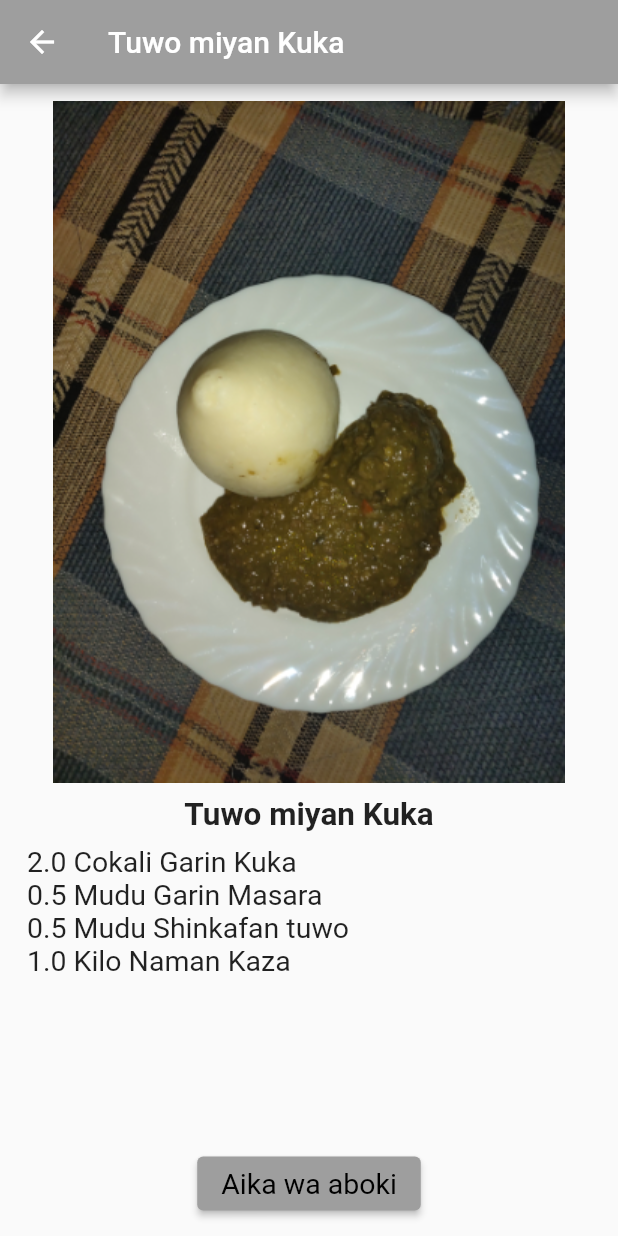
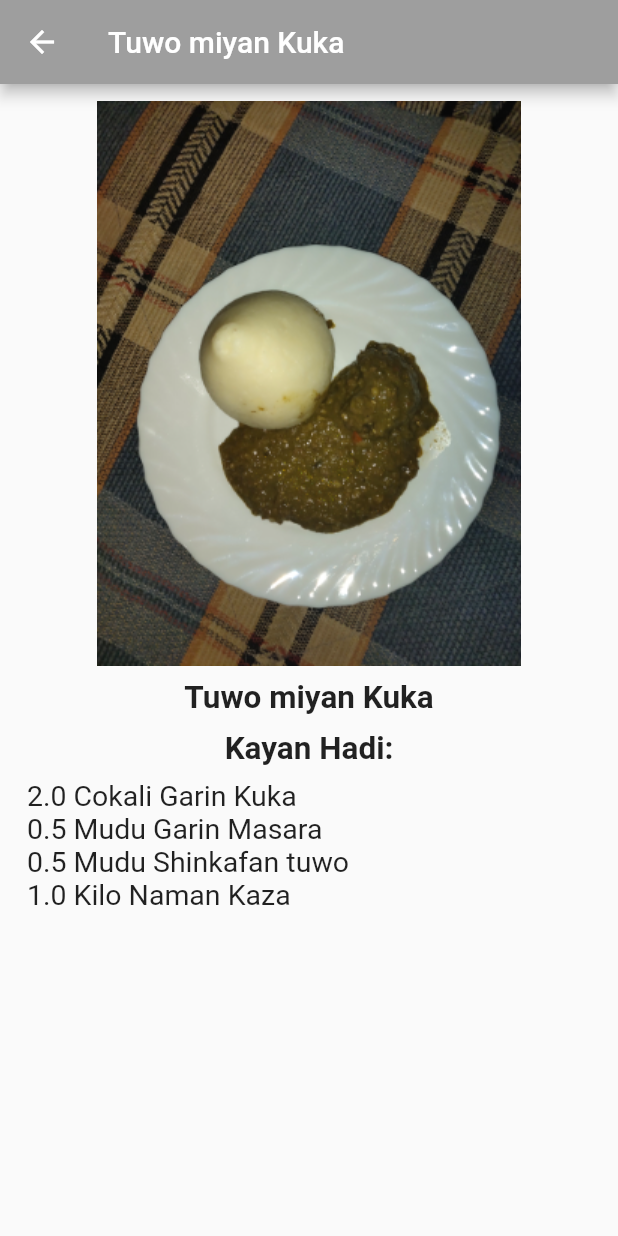
Before and after one commit to mkabdullahi/girkin_hausa, a Flutter app: the screen it shows after launch, after a tap on "Tuwo miyan Kuka", on a phone screen of 412 x 824 dp. Run offline on Flutter 3.47's test engine with Material 2 defaults, Android fonts, the phone set to English and light mode, and no system bars; our stand-ins replace share_plus; Roboto replaces fonts that are missing (Palatino).

Commit message:
Google play release version

```diff
--- a/lib/kayan_girki.dart
+++ b/lib/kayan_girki.dart
@@ -60,7 +60,7 @@ class _KayanGirkiState extends State<KayanGirki> {
             child: Column(
                 children: <Widget>[
                   Image(
-                    image: ResizeImage(AssetImage(widget.girkegirke.hotonAbinciUrl), height:455),
+                    image: ResizeImage(AssetImage(widget.girkegirke.hotonAbinciUrl), height:377),
                   ),
                   const SizedBox(height: 9.0),
                   Text(widget.girkegirke.sunanAbinci,
@@ -68,6 +68,14 @@ class _KayanGirkiState extends State<KayanGirki> {
                           fontSize: 21.0,
                           fontFamily: 'Palatino',
                           fontWeight: FontWeight.w700)),
+                  const SizedBox(height: 9.0),
+                  Text('Kayan Hadi:',
+                    style: const TextStyle(
+                      fontSize: 21.0,
+                      fontFamily: 'Palatino',
+                      fontWeight: FontWeight.w600
+                    ),
+                  ),
                   Expanded(
                     child: ListView.builder(
                       padding: const EdgeInsets.all(7.0),
@@ -80,8 +88,8 @@ class _KayanGirkiState extends State<KayanGirki> {
                       },
                     ),
                   ),
-                  //TODO: add share fucntions here
-                  const SizedBox(height: 32.0),
+                  //TODO: add share functions here
+                  /*const SizedBox(height: 32.0),
                   Builder(
                     builder: (BuildContext context) {
                       return ElevatedButton(
@@ -92,7 +100,7 @@ class _KayanGirkiState extends State<KayanGirki> {
                         child: const Text('Aika wa aboki'),
                       );
                     },
-                  ),
+                  ),*/
               ],
             ),
         ),
--- a/lib/main.dart
+++ b/lib/main.dart
@@ -89,7 +89,7 @@ class _MyHomePageState extends State<MyHomePage> {
         child: Column(
           children: <Widget>[
             Image(
-                image: ResizeImage(AssetImage(girkegirke.hotonAbinciUrl), width:350, height:300),
+                image: ResizeImage(AssetImage(girkegirke.hotonAbinciUrl), width:325, height:295),
 
             ),
             const SizedBox( height: 9.0),
--- a/pubspec.yaml
+++ b/pubspec.yaml
@@ -1,5 +1,5 @@
-name: girkin_hausa
-description: A binci hausawa
+name: GirkinHausa
+description: A bincin hausawa
 # The following line prevents the package from being accidentally published to
 # pub.dev using `flutter pub publish`. This is preferred for private packages.
 publish_to: 'none' # Remove this line if you wish to publish to pub.dev
```
Also changed, not shown: 2 other files.
